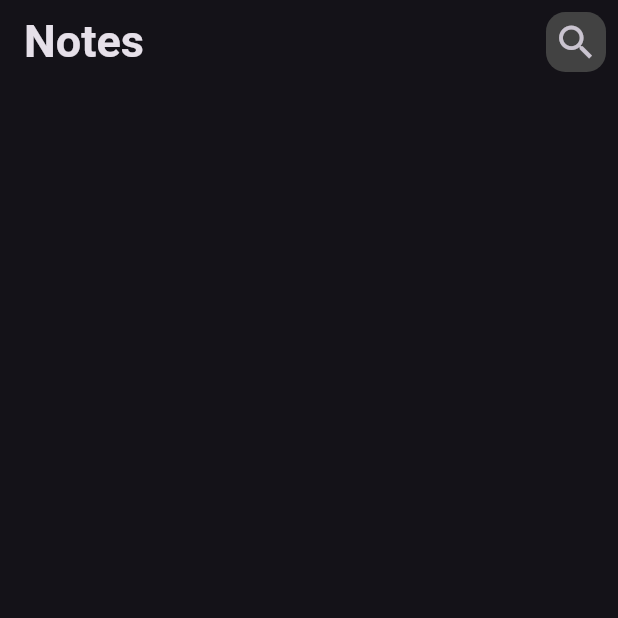
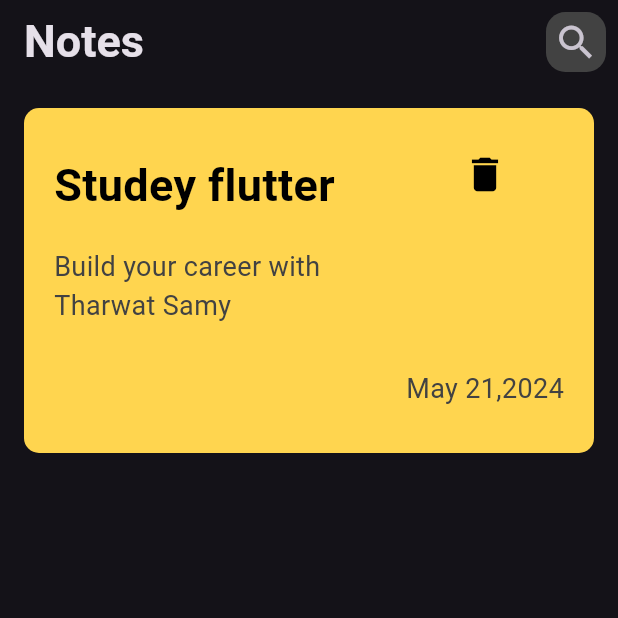
Before and after one commit to ilamohamed7/Todo_app, a Flutter app: the screen it shows after launch, on a phone screen of 412 x 824 dp, the top half of it. Run offline on Flutter 3.47's test engine with Material 3 defaults, Android fonts, the phone set to English and light mode, and no system bars.

Commit message:
create notes Item

```diff
--- a/lib/views/home_view.dart
+++ b/lib/views/home_view.dart
@@ -37,6 +37,87 @@ class _HomeViewState extends State<HomeView> {
           ),
         ],
       ),
+      body: Padding(
+        padding: const EdgeInsets.all(16),
+        child: Column(
+          children: [
+            Container(
+              width: double.infinity,
+              height: 230,
+              decoration: BoxDecoration(
+                color: Colors.amber.shade300,
+                borderRadius: BorderRadius.circular(10),
+              ),
+              child: Row(
+                children: [
+                  Expanded(
+                    child: Padding(
+                      padding: const EdgeInsets.symmetric(horizontal: 20),
+                      child: Column(
+                        crossAxisAlignment: CrossAxisAlignment.start,
+                        children: [
+                          SizedBox(height: 30),
+                          Text(
+                            maxLines: 1,
+                            overflow: TextOverflow.ellipsis,
+                            'Studey flutter',
+                            style: TextStyle(
+                              fontSize: 30,
+                              fontWeight: FontWeight.w600,
+                              color: Colors.black,
+                            ),
+                          ),
+                          SizedBox(
+                            height: 20,
+                          ),
+                          Text(
+                            maxLines: 2,
+                            overflow: TextOverflow.ellipsis,
+                            'Build your career with Tharwat Samy',
+                            style: TextStyle(
+                              color: Colors.grey.shade800,
+                              fontSize: 18,
+                            ),
+                          ),
+                        ],
+                      ),
+                    ),
+                  ),
+                  Padding(
+                    padding: const EdgeInsets.symmetric(
+                      vertical: 20,
+                      horizontal: 20,
+                    ),
+                    child: Column(
+                      children: [
+                        IconButton(
+                          onPressed: () {},
+                          icon: Icon(
+                            Icons.delete,
+                            color: Colors.black,
+                            size: 30,
+                          ),
+                        ),
+                        Spacer(),
+                        Text(
+                          'May 21,2024',
+                          style: TextStyle(
+                            color: Colors.grey.shade800,
+                            fontSize: 18,
+                          ),
+                        ),
+                        SizedBox(
+                          height: 10,
+                        ),
+                      ],
+                    ),
+                  ),
+                ],
+              ),
+            ),
+          ],
+        ),
+      ),
     );
   }
 }
```
